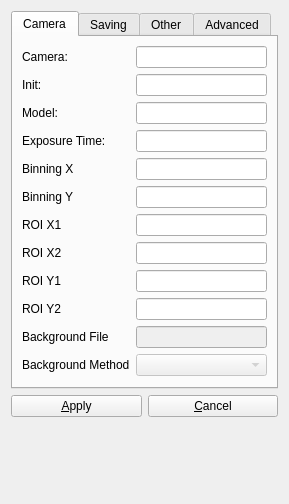
Before: the Qt Designer form pynta/view/GUI/designer/config_general.ui in nanoepics/pynta, drawn with Qt 5.
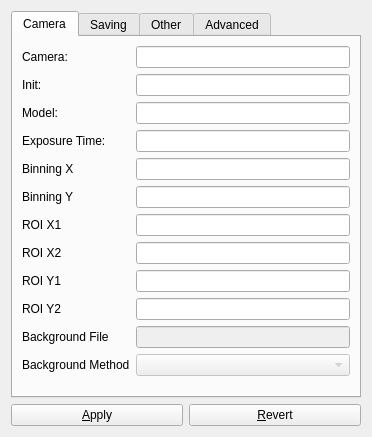
After: the same form once the commit is applied. Icons and pictures are not drawn.

Commit message: Fixed config editor, snap (with/without averaging). Added metadata to saving. Removed all publisher/subscriber stuff.

Diff of the .ui file:
```diff
--- a/pynta/view/GUI/designer/config_general.ui
+++ b/pynta/view/GUI/designer/config_general.ui
@@ -6,32 +6,47 @@
    <rect>
     <x>0</x>
     <y>0</y>
-    <width>289</width>
-    <height>504</height>
+    <width>372</width>
+    <height>437</height>
    </rect>
   </property>
   <property name="sizePolicy">
-   <sizepolicy hsizetype="Fixed" vsizetype="Fixed">
+   <sizepolicy hsizetype="Expanding" vsizetype="Expanding">
     <horstretch>0</horstretch>
     <verstretch>0</verstretch>
    </sizepolicy>
   </property>
   <property name="maximumSize">
    <size>
-    <width>289</width>
-    <height>504</height>
+    <width>500</width>
+    <height>800</height>
    </size>
   </property>
   <property name="windowTitle">
    <string>Config PyNTA</string>
   </property>
-  <layout class="QVBoxLayout" name="verticalLayout">
+  <layout class="QVBoxLayout" name="verticalLayout" stretch="0,0">
+   <property name="sizeConstraint">
+    <enum>QLayout::SetDefaultConstraint</enum>
+   </property>
    <item>
     <widget class="QTabWidget" name="config_tabs">
+     <property name="sizePolicy">
+      <sizepolicy hsizetype="MinimumExpanding" vsizetype="MinimumExpanding">
+       <horstretch>0</horstretch>
+       <verstretch>1</verstretch>
+      </sizepolicy>
+     </property>
      <property name="currentIndex">
       <number>0</number>
      </property>
      <widget class="QWidget" name="camera_config">
+      <property name="sizePolicy">
+       <sizepolicy hsizetype="Expanding" vsizetype="Expanding">
+        <horstretch>0</horstretch>
+        <verstretch>0</verstretch>
+       </sizepolicy>
+      </property>
       <attribute name="title">
        <string>Camera</string>
       </attribute>
@@ -389,7 +404,10 @@
     </widget>
    </item>
    <item>
-    <layout class="QHBoxLayout" name="horizontalLayout">
+    <layout class="QHBoxLayout" name="horizontalLayout" stretch="0,0">
+     <property name="spacing">
+      <number>6</number>
+     </property>
      <item>
       <widget class="QPushButton" name="apply_button">
        <property name="text">
@@ -400,25 +418,12 @@
      <item>
       <widget class="QPushButton" name="cancel_button">
        <property name="text">
-        <string>&amp;Cancel</string>
+        <string>&amp;Revert</string>
        </property>
       </widget>
      </item>
     </layout>
    </item>
-   <item>
-    <spacer name="verticalSpacer">
-     <property name="orientation">
-      <enum>Qt::Vertical</enum>
-     </property>
-     <property name="sizeHint" stdset="0">
-      <size>
-       <width>20</width>
-       <height>40</height>
-      </size>
-     </property>
-    </spacer>
-   </item>
   </layout>
  </widget>
  <resources>
```
Left out of the diff: 18 changed lines with no effect on the pictures. The commit also changes 14 other files.
